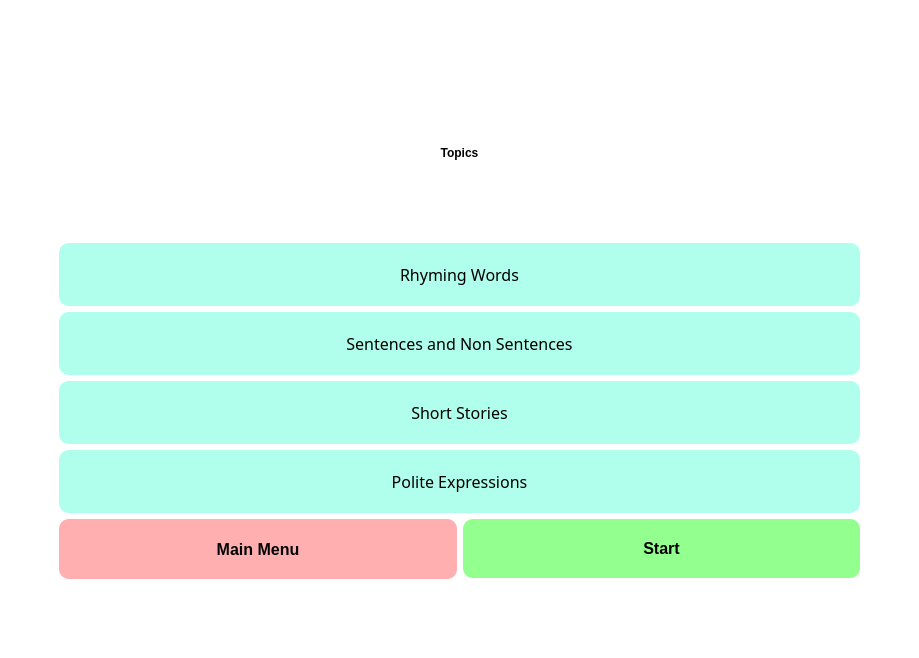
jshperalta/ai-englishTutor, file screens/topics.ui: the form before one commit.
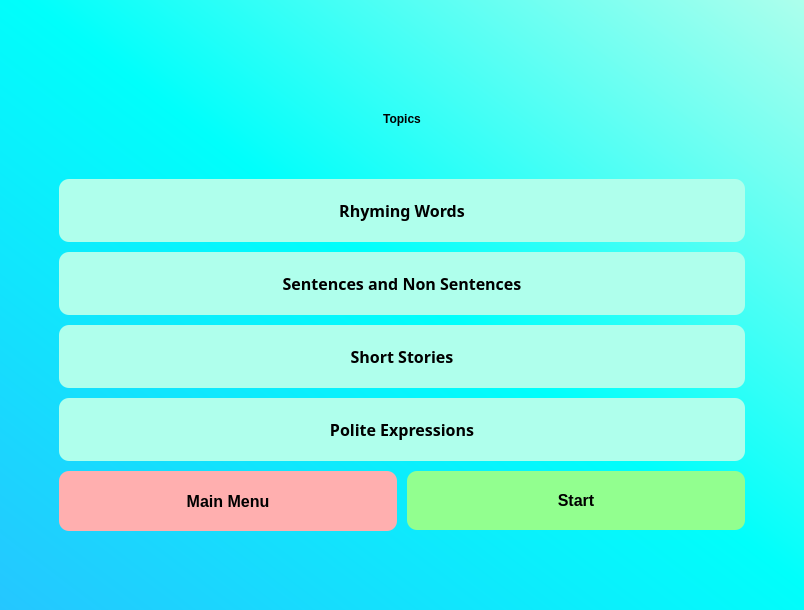
The form after the commit.

Commit message: modified:   Translator.ui 	modified:   arduinoServo.py 	modified:   arduinoServo/arduinoServo.ino 	modified:   defines/__pycache__/speakandrecognize.cpython-37.pyc 	modified:   main.py 	modified:   screens/subject.ui 	modified:   screens/topics.ui 	modified:   screens/welcome.ui

```diff
--- a/screens/topics.ui
+++ b/screens/topics.ui
@@ -6,15 +6,17 @@
    <rect>
     <x>0</x>
     <y>0</y>
-    <width>919</width>
-    <height>658</height>
+    <width>804</width>
+    <height>594</height>
    </rect>
   </property>
   <property name="windowTitle">
    <string>Topics Screen</string>
   </property>
   <property name="styleSheet">
-   <string notr="true">background-color: #fff;</string>
+   <string notr="true">#Form{
+background: qlineargradient(spread:pad, x1:0, y1:1, x2:1, y2:0, stop:0 rgba(37, 198, 255, 255), stop:0.517857 rgba(0, 255, 251, 255), stop:1 rgba(174, 255, 236, 255))
+}</string>
   </property>
   <layout class="QGridLayout" name="gridLayout_2">
    <property name="leftMargin">
@@ -40,7 +42,7 @@
 background-color: #AFFFEC !important;
 color: black; 
 font-family: 'Gilroy';
-font-weight: 400;
+font-weight: 600;
 border-radius: 10px;
 padding: 20px;
 }
@@ -50,6 +52,9 @@
 }</string>
      </property>
      <layout class="QGridLayout" name="gridLayout">
+      <property name="spacing">
+       <number>10</number>
+      </property>
       <item row="0" column="0" colspan="2">
        <widget class="QLabel" name="Topics">
         <property name="minimumSize">
@@ -84,8 +89,8 @@
          <font>
           <family>Gilroy</family>
           <pointsize>-1</pointsize>
-          <weight>50</weight>
-          <bold>false</bold>
+          <weight>75</weight>
+          <bold>true</bold>
          </font>
         </property>
         <property name="cursor">
@@ -114,8 +119,8 @@
          <font>
           <family>Gilroy</family>
           <pointsize>-1</pointsize>
-          <weight>50</weight>
-          <bold>false</bold>
+          <weight>75</weight>
+          <bold>true</bold>
          </font>
         </property>
         <property name="cursor">
@@ -144,8 +149,8 @@
          <font>
           <family>Gilroy</family>
           <pointsize>-1</pointsize>
-          <weight>50</weight>
-          <bold>false</bold>
+          <weight>75</weight>
+          <bold>true</bold>
          </font>
         </property>
         <property name="cursor">
@@ -174,8 +179,8 @@
          <font>
           <family>Gilroy</family>
           <pointsize>-1</pointsize>
-          <weight>50</weight>
-          <bold>false</bold>
+          <weight>75</weight>
+          <bold>true</bold>
          </font>
         </property>
         <property name="cursor">
```
Left out of the diff: 53 changed lines with no effect on the pictures. The commit also changes 7 other files.
